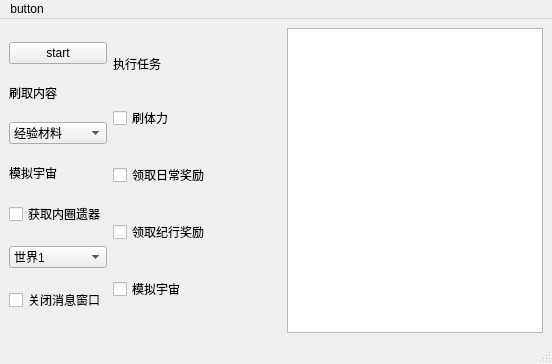
Before: the Qt Designer form src/gui/main_window.ui in PaiPai121/AutoStarRail, drawn with Qt 5.
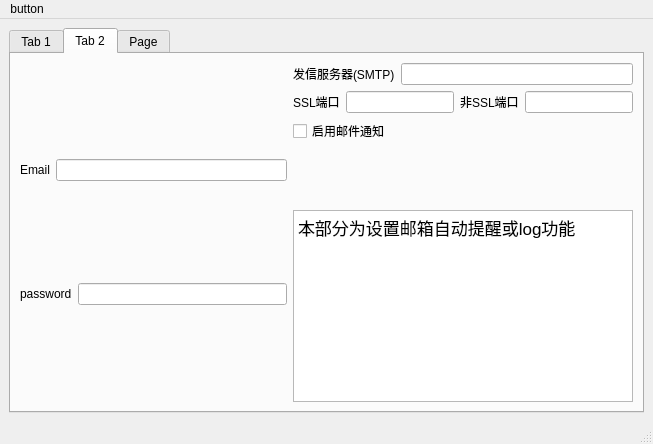
After: the same form once the commit is applied. The open tabs and pages were chosen to show the change.

```diff
--- a/src/gui/main_window.ui
+++ b/src/gui/main_window.ui
@@ -6,8 +6,8 @@
    <rect>
     <x>0</x>
     <y>0</y>
-    <width>552</width>
-    <height>364</height>
+    <width>653</width>
+    <height>444</height>
    </rect>
   </property>
   <property name="windowTitle">
@@ -16,6 +16,16 @@
   <widget class="QWidget" name="centralwidget">
    <layout class="QHBoxLayout" name="horizontalLayout">
     <item>
+     <widget class="QTabWidget" name="tabWidget">
+      <property name="currentIndex">
+       <number>0</number>
+      </property>
+      <widget class="QWidget" name="tab_3">
+       <attribute name="title">
+        <string>Tab 1</string>
+       </attribute>
+       <layout class="QHBoxLayout" name="horizontalLayout_2">
+        <item>
      <layout class="QVBoxLayout" name="verticalLayout">
       <item>
        <widget class="QPushButton" name="start_button">
@@ -191,7 +201,7 @@
       </property>
       <property name="sizeHint" stdset="0">
        <size>
-        <width>40</width>
+            <width>18</width>
         <height>20</height>
        </size>
       </property>
@@ -202,12 +212,220 @@
     </item>
    </layout>
   </widget>
+      <widget class="QWidget" name="tab_4">
+       <attribute name="title">
+        <string>Tab 2</string>
+       </attribute>
+       <layout class="QHBoxLayout" name="horizontalLayout_8">
+        <item>
+         <layout class="QVBoxLayout" name="verticalLayout_4">
+          <item>
+           <layout class="QHBoxLayout" name="horizontalLayout_3">
+            <item>
+             <widget class="QLabel" name="label_4">
+              <property name="text">
+               <string>Email</string>
+              </property>
+             </widget>
+            </item>
+            <item>
+             <widget class="QLineEdit" name="sender_email_edit"/>
+            </item>
+           </layout>
+          </item>
+          <item>
+           <layout class="QHBoxLayout" name="horizontalLayout_4">
+            <item>
+             <widget class="QLabel" name="label_5">
+              <property name="text">
+               <string>password</string>
+              </property>
+             </widget>
+            </item>
+            <item>
+             <widget class="QLineEdit" name="sender_password_edit"/>
+            </item>
+           </layout>
+          </item>
+         </layout>
+        </item>
+        <item>
+         <layout class="QVBoxLayout" name="verticalLayout_3">
+          <item>
+           <layout class="QHBoxLayout" name="horizontalLayout_5">
+            <item>
+             <widget class="QLabel" name="label_6">
+              <property name="text">
+               <string>发信服务器(SMTP)</string>
+              </property>
+             </widget>
+            </item>
+            <item>
+             <widget class="QLineEdit" name="sender_email_edit_2"/>
+            </item>
+           </layout>
+          </item>
+          <item>
+           <layout class="QHBoxLayout" name="horizontalLayout_7">
+            <property name="sizeConstraint">
+             <enum>QLayout::SetFixedSize</enum>
+            </property>
+            <item>
+             <widget class="QLabel" name="label_7">
+              <property name="text">
+               <string>SSL端口</string>
+              </property>
+             </widget>
+            </item>
+            <item>
+             <widget class="QLineEdit" name="lineEdit"/>
+            </item>
+            <item>
+             <widget class="QLabel" name="label_8">
+              <property name="text">
+               <string>非SSL端口</string>
+              </property>
+             </widget>
+            </item>
+            <item>
+             <widget class="QLineEdit" name="lineEdit_2"/>
+            </item>
+           </layout>
+          </item>
+          <item>
+           <widget class="QCheckBox" name="checkBox">
+            <property name="text">
+             <string>启用邮件通知</string>
+            </property>
+           </widget>
+          </item>
+          <item>
+           <spacer name="verticalSpacer">
+            <property name="orientation">
+             <enum>Qt::Vertical</enum>
+            </property>
+            <property name="sizeHint" stdset="0">
+             <size>
+              <width>20</width>
+              <height>40</height>
+             </size>
+            </property>
+           </spacer>
+          </item>
+          <item>
+           <widget class="QTextBrowser" name="textBrowser">
+            <property name="html">
+             <string>&lt;!DOCTYPE HTML PUBLIC &quot;-//W3C//DTD HTML 4.0//EN&quot; &quot;http://www.w3.org/TR/REC-html40/strict.dtd&quot;&gt;
+&lt;html&gt;&lt;head&gt;&lt;meta name=&quot;qrichtext&quot; content=&quot;1&quot; /&gt;&lt;style type=&quot;text/css&quot;&gt;
+p, li { white-space: pre-wrap; }
+&lt;/style&gt;&lt;/head&gt;&lt;body style=&quot; font-family:'.AppleSystemUIFont'; font-size:13pt; font-weight:400; font-style:normal;&quot;&gt;
+&lt;p style=&quot; margin-top:0px; margin-bottom:0px; margin-left:0px; margin-right:0px; -qt-block-indent:0; text-indent:0px;&quot;&gt;本部分为设置邮箱自动提醒或log功能&lt;/p&gt;&lt;/body&gt;&lt;/html&gt;</string>
+            </property>
+           </widget>
+          </item>
+         </layout>
+        </item>
+       </layout>
+      </widget>
+      <widget class="QWidget" name="tab_5">
+       <attribute name="title">
+        <string>Page</string>
+       </attribute>
+       <layout class="QHBoxLayout" name="horizontalLayout_13">
+        <item>
+         <layout class="QVBoxLayout" name="verticalLayout_5">
+          <item>
+           <layout class="QHBoxLayout" name="horizontalLayout_9">
+            <item>
+             <widget class="QCheckBox" name="checkBox_2">
+              <property name="text">
+               <string>启用定时</string>
+              </property>
+             </widget>
+            </item>
+            <item>
+             <widget class="QTimeEdit" name="timeEdit"/>
+            </item>
+           </layout>
+          </item>
+          <item>
+           <layout class="QHBoxLayout" name="horizontalLayout_12">
+            <item>
+             <widget class="QCheckBox" name="checkBox_5">
+              <property name="text">
+               <string>启用定时</string>
+              </property>
+             </widget>
+            </item>
+            <item>
+             <widget class="QTimeEdit" name="timeEdit_4"/>
+            </item>
+           </layout>
+          </item>
+          <item>
+           <layout class="QHBoxLayout" name="horizontalLayout_11">
+            <item>
+             <widget class="QCheckBox" name="checkBox_4">
+              <property name="text">
+               <string>启用定时</string>
+              </property>
+             </widget>
+            </item>
+            <item>
+             <widget class="QTimeEdit" name="timeEdit_3"/>
+            </item>
+           </layout>
+          </item>
+          <item>
+           <layout class="QHBoxLayout" name="horizontalLayout_10">
+            <item>
+             <widget class="QCheckBox" name="checkBox_3">
+              <property name="text">
+               <string>启用定时</string>
+              </property>
+             </widget>
+            </item>
+            <item>
+             <widget class="QTimeEdit" name="timeEdit_2"/>
+            </item>
+           </layout>
+          </item>
+         </layout>
+        </item>
+        <item>
+         <layout class="QVBoxLayout" name="verticalLayout_6">
+          <item>
+           <widget class="QCheckBox" name="checkBox_6">
+            <property name="text">
+             <string>开机自启？</string>
+            </property>
+           </widget>
+          </item>
+          <item>
+           <widget class="QTextBrowser" name="textBrowser_2">
+            <property name="html">
+             <string>&lt;!DOCTYPE HTML PUBLIC &quot;-//W3C//DTD HTML 4.0//EN&quot; &quot;http://www.w3.org/TR/REC-html40/strict.dtd&quot;&gt;
+&lt;html&gt;&lt;head&gt;&lt;meta name=&quot;qrichtext&quot; content=&quot;1&quot; /&gt;&lt;style type=&quot;text/css&quot;&gt;
+p, li { white-space: pre-wrap; }
+&lt;/style&gt;&lt;/head&gt;&lt;body style=&quot; font-family:'.AppleSystemUIFont'; font-size:13pt; font-weight:400; font-style:normal;&quot;&gt;
+&lt;p style=&quot; margin-top:0px; margin-bottom:0px; margin-left:0px; margin-right:0px; -qt-block-indent:0; text-indent:0px;&quot;&gt;本页为定时任务相关设置&lt;/p&gt;&lt;/body&gt;&lt;/html&gt;</string>
+            </property>
+           </widget>
+          </item>
+         </layout>
+        </item>
+       </layout>
+      </widget>
+     </widget>
+    </item>
+   </layout>
+  </widget>
   <widget class="QMenuBar" name="menubar">
    <property name="geometry">
     <rect>
      <x>0</x>
      <y>0</y>
-     <width>552</width>
+     <width>653</width>
      <height>24</height>
     </rect>
    </property>
```
Lines whose indentation alone changed are shown as unchanged.
